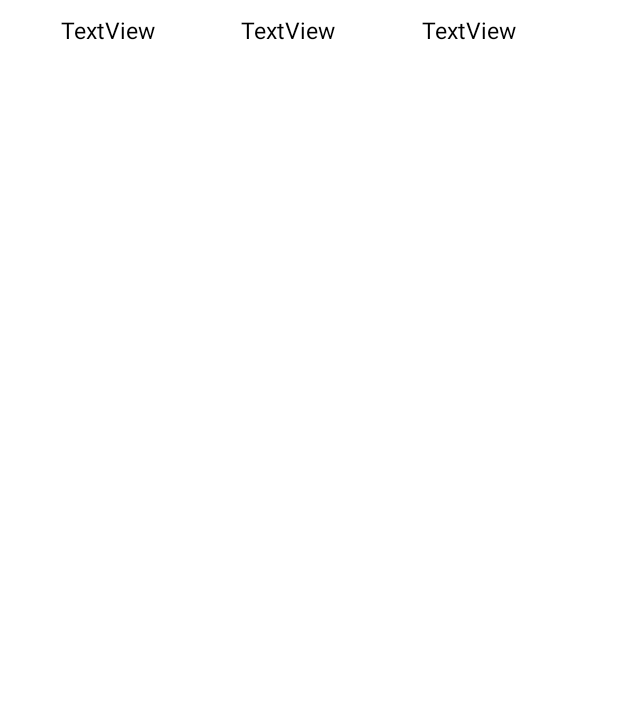
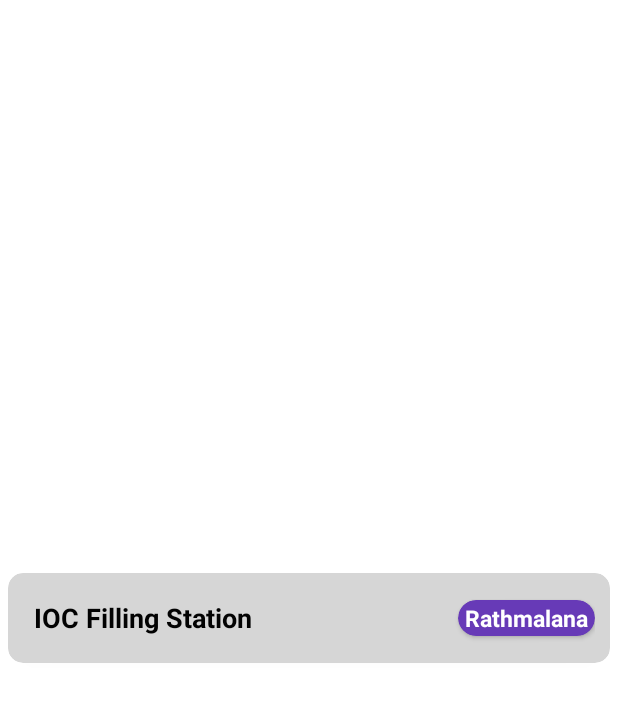
Before and after one commit to AnawaratneMANA/fuel-queue-app-client, an Android app: the layout shed_list_raw_view.xml on its own in the app's theme, with its tools: preview values and no code run, on a phone screen of 412 x 824 dp. Shown: the top 702 px of the screen. Run offline under Robolectric (Android 15) with nearby library versions, the phone set to English and light mode, and no system bars.

```diff
--- a/app/src/main/java/com/example/fuelqueueapplication/recyclerViewAdapters/FuelStationListRecyclerViewAdapter.java
+++ b/app/src/main/java/com/example/fuelqueueapplication/recyclerViewAdapters/FuelStationListRecyclerViewAdapter.java
@@ -93,8 +93,6 @@ public class FuelStationListRecyclerViewAdapter extends RecyclerView.Adapter<Fue
             super(itemView);
 
             location = itemView.findViewById(R.id.fuelStationLocation);
-            endTime = itemView.findViewById(R.id.fuelStationEndTime);
-            StartingTime = itemView.findViewById(R.id.fuelStationStartingTime);
             layout = itemView.findViewById(R.id.fuelStationRawViewOuterLayout);
 
             layout.setOnClickListener(new View.OnClickListener() {
@@ -109,7 +107,6 @@ public class FuelStationListRecyclerViewAdapter extends RecyclerView.Adapter<Fue
                 }
             });
 
-
         }
     }
 }
--- a/app/src/main/res/layout/shed_list_raw_view.xml
+++ b/app/src/main/res/layout/shed_list_raw_view.xml
@@ -1,57 +1,76 @@
 <?xml version="1.0" encoding="utf-8"?>
-<LinearLayout xmlns:android="http://schemas.android.com/apk/res/android"
-    xmlns:app="http://schemas.android.com/apk/res-auto"
-    xmlns:tools="http://schemas.android.com/tools"
-    android:id="@+id/fuelStationRawViewOuterLayout"
+<androidx.appcompat.widget.LinearLayoutCompat xmlns:android="http://schemas.android.com/apk/res/android"
+xmlns:app="http://schemas.android.com/apk/res-auto"
+android:id="@+id/fuelStationRawViewOuterLayout"
+android:layout_width="match_parent"
+android:layout_height="match_parent"
+android:gravity="center_vertical"
+android:orientation="vertical">
+
+<androidx.cardview.widget.CardView
+    android:id="@+id/fuelStationRowCard"
     android:layout_width="match_parent"
-    android:layout_height="wrap_content"
-    android:background="@color/white"
-    android:paddingVertical="4dp"
-    android:layout_marginBottom="1.5dp"
-    android:orientation="vertical">
+    android:layout_height="60dp"
+    android:layout_margin="5dp"
+    android:elevation="8dp"
+    app:cardBackgroundColor="#D6D6D6"
+    app:cardCornerRadius="10dp">
 
     <LinearLayout
         android:id="@+id/fuelStationRawViewHorizontalLayout"
         android:layout_width="match_parent"
-        android:layout_height="wrap_content"
-        android:layout_weight="1"
-        android:paddingVertical="5dp"
-        android:paddingHorizontal="25dp"
-        android:orientation="horizontal">
+        android:layout_height="match_parent"
+        android:orientation="horizontal"
+        android:paddingHorizontal="10dp">
 
         <TextView
             android:id="@+id/fuelStationLocation"
             android:layout_width="wrap_content"
             android:layout_height="wrap_content"
+            android:layout_marginStart="2dp"
             android:layout_weight="1"
-            android:text="TextView"
-            android:layout_gravity="center_vertical"
-            android:paddingLeft="15dp"
-            android:textColor="@color/black"
-            android:textSize="15sp" />
+            android:padding="5dp"
+            android:text="IOC Filling Station"
+            android:textColor="#020202"
+            android:textSize="18sp"
+            android:textStyle="bold"
+            android:layout_gravity="center"/>
 
-        <TextView
-            android:id="@+id/fuelStationStartingTime"
+        <androidx.cardview.widget.CardView
             android:layout_width="wrap_content"
             android:layout_height="wrap_content"
-            android:layout_weight="1"
-            android:text="TextView"
-            android:layout_gravity="center_vertical"
-            android:paddingLeft="15dp"
-            android:textColor="@color/black"
-            android:textSize="15sp" />
+            android:layout_weight="0"
+            app:cardBackgroundColor="#673AB7"
+            android:layout_marginTop="0dp"
+            app:cardCornerRadius="30dp"
+            android:layout_gravity="center"
+            >
+            <TextView
+                android:id="@+id/locationName"
+                android:layout_width="match_parent"
+                android:layout_height="wrap_content"
+                android:ellipsize="end"
 
-        <TextView
-            android:id="@+id/fuelStationEndTime"
+                android:padding="2px"
+                android:layout_marginStart="3dp"
+                android:layout_marginEnd="3dp"
+                android:backgroundTint="@color/white"
+                android:text="Rathmalana"
+                android:textStyle="bold"
+                android:textColor="#FFFFFF"
+                android:textSize="15sp"/>
+        </androidx.cardview.widget.CardView>
+
+        <androidx.cardview.widget.CardView
             android:layout_width="wrap_content"
             android:layout_height="wrap_content"
-            android:layout_weight="1"
-            android:text="TextView"
-            android:layout_gravity="center_vertical"
-            android:paddingLeft="15dp"
-            android:textColor="@color/black"
-            android:textSize="15sp" />
+            android:layout_marginTop="3dp"
+            app:cardBackgroundColor="#673AB7"
+            app:cardCornerRadius="30dp" />
+
 
     </LinearLayout>
+</androidx.cardview.widget.CardView>
 
-</LinearLayout>
+
+</androidx.appcompat.widget.LinearLayoutCompat>
--- /dev/null
+++ b/app/src/main/res/layout/user_history_raw_view.xml
@@ -0,0 +1,6 @@
+<?xml version="1.0" encoding="utf-8"?>
+<LinearLayout xmlns:android="http://schemas.android.com/apk/res/android"
+    android:layout_width="match_parent"
+    android:layout_height="match_parent">
+
+</LinearLayout>
```
Also changed, not shown: app/src/main/AndroidManifest.xml (+14 -1 lines), app/src/main/java/com/example/fuelqueueapplication/LoginActivity.java (+11 -9 lines), app/src/main/java/com/example/fuelqueueapplication/RegistrationActivity.java (+3 -10 lines), app/src/main/java/com/example/fuelqueueapplication/UserHistoryActivity.java (added, +14 -0 lines), app/src/main/java/com/example/fuelqueueapplication/api/response/UserHistoryResponse.java (added, +50 -0 lines), app/src/main/java/com/example/fuelqueueapplication/persistance/DBHelper.java (+3 -5 lines), app/src/main/java/com/example/fuelqueueapplication/recyclerViewAdapters/UserHistoryRecyclerViewAdapter.java (added, +117 -0 lines), app/src/main/res/layout/activity_user_history.xml (added, +180 -0 lines).
